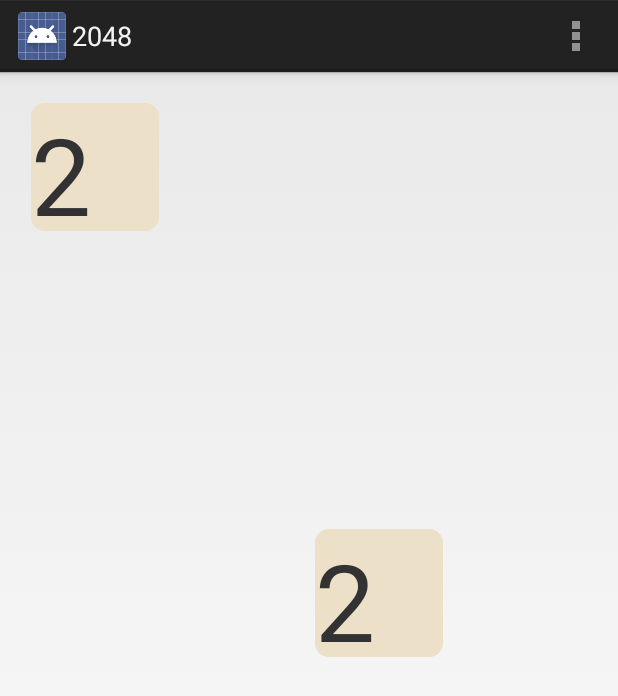
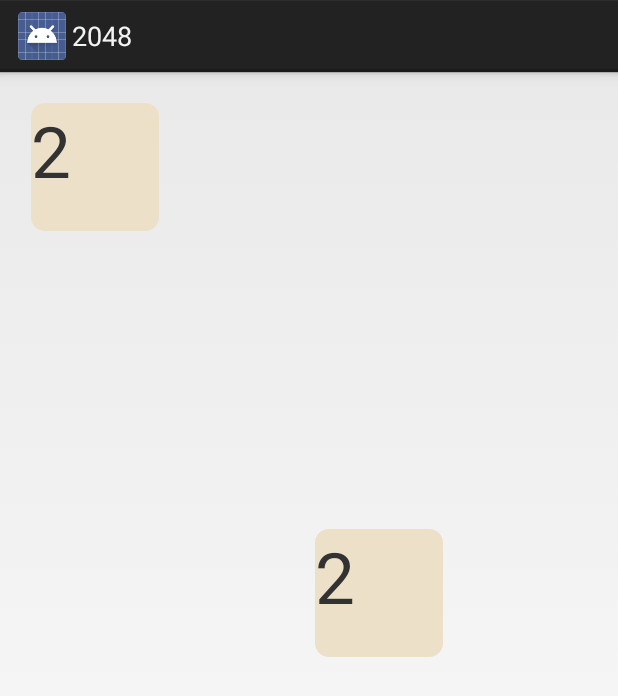
Before and after one commit to wonyoung/My2048, an Android app: the screen it shows after launch (MainActivity), on a phone screen of 412 x 824 dp. Shown: the top 696 px of the screen. Run offline under Robolectric (Android 15) with nearby library versions, the phone set to English and light mode, and no system bars.

Commit message:
Adjust text size in pixels

```diff
--- a/app/src/main/java/com/jooyunghan/my2048/Board.java
+++ b/app/src/main/java/com/jooyunghan/my2048/Board.java
@@ -17,8 +17,7 @@ public class Board {
     public Cell get(Position p) {
         if (p.x >= 0 && p.y >= 0 && p.x < 4 && p.y < 4)
             return cells[p.x][p.y];
-        else
-            return null;
+        return null;
     }
 
     public boolean isEmpty(Position p) {
--- a/app/src/main/java/com/jooyunghan/my2048/MainActivity.java
+++ b/app/src/main/java/com/jooyunghan/my2048/MainActivity.java
@@ -7,6 +7,7 @@ import android.graphics.drawable.ShapeDrawable;
 import android.graphics.drawable.shapes.RoundRectShape;
 import android.os.Bundle;
 import android.support.v4.view.GestureDetectorCompat;
+import android.util.TypedValue;
 import android.view.GestureDetector;
 import android.view.Menu;
 import android.view.MenuItem;
@@ -30,7 +31,7 @@ public class MainActivity extends Activity implements GameView {
     private FrameLayout container;
     private TimeInterpolator overshotInterpolator = new OvershootInterpolator();
     private int[] colors;
-    private RoundRectShape rect;
+    private RoundRectShape roundRectShape;
 
     @Override
     protected void onCreate(Bundle savedInstanceState) {
@@ -43,6 +44,7 @@ public class MainActivity extends Activity implements GameView {
             public void run() {
                 initMetrics();
                 loadColors();
+                prepareBackground();
                 game.init();
             }
         });
@@ -62,6 +64,12 @@ public class MainActivity extends Activity implements GameView {
             colors[i] = ta.getColor(i, 0);
         }
         ta.recycle();
+    }
+
+    private void prepareBackground() {
+        roundRectShape = new RoundRectShape(
+                new float[]{ROUND_RADIUS, ROUND_RADIUS, ROUND_RADIUS, ROUND_RADIUS, ROUND_RADIUS,
+                        ROUND_RADIUS, ROUND_RADIUS, ROUND_RADIUS}, null, null);
     }
 
     @Override
@@ -121,16 +129,11 @@ public class MainActivity extends Activity implements GameView {
     private View viewFor(int value) {
         TextView view = new TextView(this);
 
-        view.setTextSize(TEXT_SIZE);
+        view.setTextSize(TypedValue.COMPLEX_UNIT_PX, TEXT_SIZE);
         view.setTextAlignment(TextView.TEXT_ALIGNMENT_CENTER);
         view.setText(value + "");
 
-        if (rect == null) {
-            rect = new RoundRectShape(
-                    new float[]{ROUND_RADIUS, ROUND_RADIUS, ROUND_RADIUS, ROUND_RADIUS, ROUND_RADIUS,
-                            ROUND_RADIUS, ROUND_RADIUS, ROUND_RADIUS}, null, null);
-        }
-        ShapeDrawable bg = new ShapeDrawable(rect);
+        ShapeDrawable bg = new ShapeDrawable(roundRectShape);
         bg.getPaint().setColor(colorFor(value));
         view.setBackgroundDrawable(bg);
 
@@ -165,24 +168,4 @@ public class MainActivity extends Activity implements GameView {
 
         return colors[index - 1];
     }
-
-    @Override
-    public boolean onCreateOptionsMenu(Menu menu) {
-        // Inflate the menu; this adds items to the action bar if it is present.
-        getMenuInflater().inflate(R.menu.main, menu);
-        return true;
-    }
-
-    @Override
-    public boolean onOptionsItemSelected(MenuItem item) {
-        // Handle action bar item clicks here. The action bar will
-        // automatically handle clicks on the Home/Up button, so long
-        // as you specify a parent activity in AndroidManifest.xml.
-        int id = item.getItemId();
-        if (id == R.id.action_settings) {
-            return true;
-        }
-        return super.onOptionsItemSelected(item);
-    }
-
 }
```
